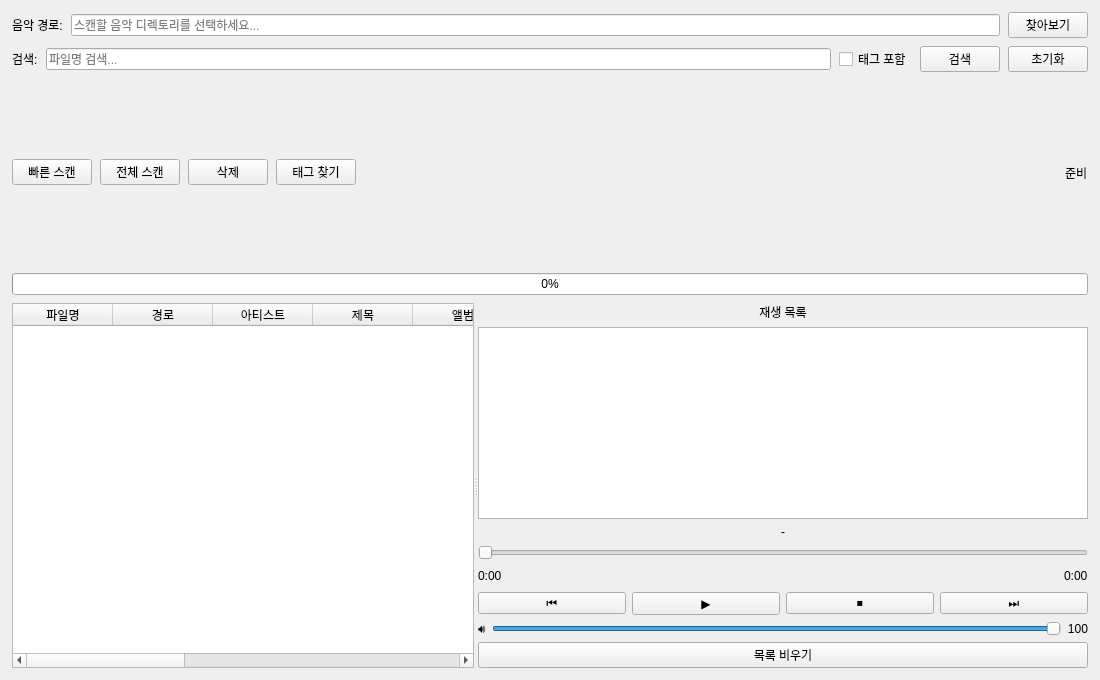
musiren/mp3-archive, file src/main_window.ui: the form before one commit.
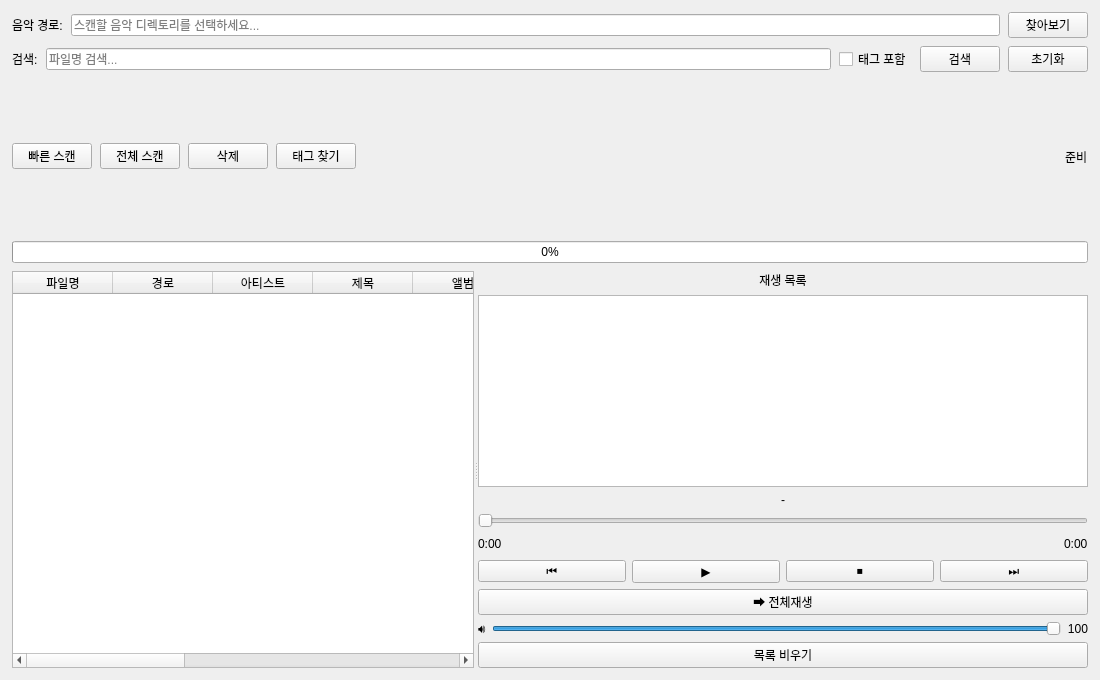
The form after the commit.

Commit message: feat: add playback mode toggle (sequential/repeat-one/repeat-all/shuffle)

```diff
--- a/src/main_window.ui
+++ b/src/main_window.ui
@@ -449,6 +449,16 @@
           </item>
          </layout>
         </item>
+        <item>
+         <widget class="QPushButton" name="btn_play_mode">
+          <property name="text">
+           <string>➡ 전체재생</string>
+          </property>
+          <property name="toolTip">
+           <string>재생 모드 전환: 전체재생 → 한곡반복 → 전체반복 → 랜덤</string>
+          </property>
+         </widget>
+        </item>
         <item>
          <layout class="QHBoxLayout" name="volumeLayout">
           <item>
```
The commit also changes 2 other files.
